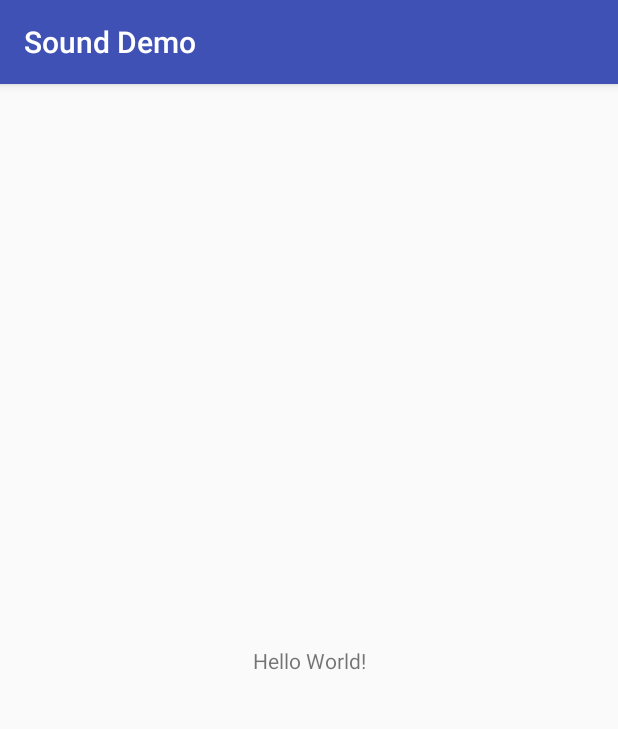
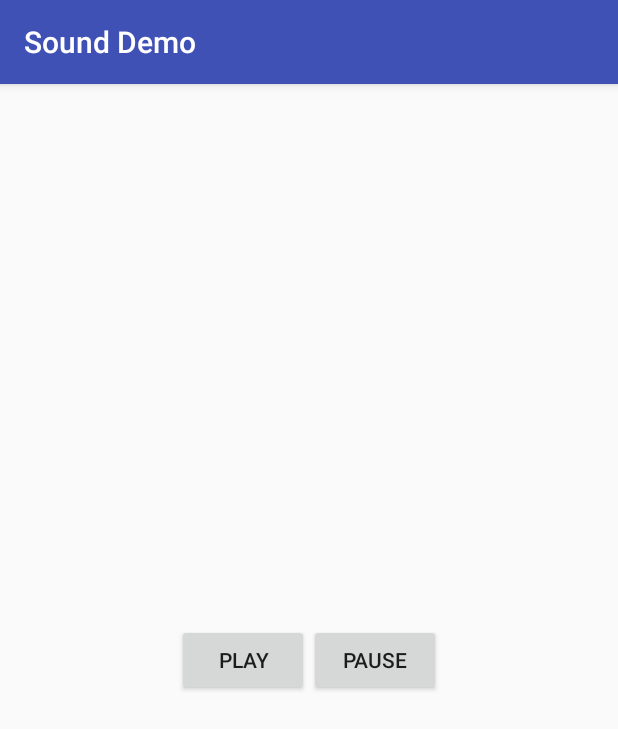
Before and after one commit to KaupoA/SoundDemo, an Android app: the screen it shows after launch (MainActivity), on a phone screen of 412 x 824 dp. Shown: the top 729 px of the screen. Run offline under Robolectric (Android 15) with nearby library versions, the phone set to English and light mode, and no system bars.

Commit message:
Play and Pause buttons

```diff
--- a/app/src/main/java/com/kast/sounddemo/MainActivity.java
+++ b/app/src/main/java/com/kast/sounddemo/MainActivity.java
@@ -1,13 +1,32 @@
 package com.kast.sounddemo;
 
+import android.media.MediaPlayer;
 import android.support.v7.app.AppCompatActivity;
 import android.os.Bundle;
+import android.view.View;
 
 public class MainActivity extends AppCompatActivity {
+
+    MediaPlayer mplayer;
+
+    public void playButton(View view) {
+
+        mplayer.start();
+
+    }
+
+    public void pauseButton(View view) {
+
+        mplayer.pause();
+
+    }
 
     @Override
     protected void onCreate(Bundle savedInstanceState) {
         super.onCreate(savedInstanceState);
         setContentView(R.layout.activity_main);
+
+        mplayer = MediaPlayer.create(this, R.raw.shotgun);
+
     }
 }
--- a/app/src/main/res/layout/activity_main.xml
+++ b/app/src/main/res/layout/activity_main.xml
@@ -1,18 +1,44 @@
 <?xml version="1.0" encoding="utf-8"?>
-<android.support.constraint.ConstraintLayout xmlns:android="http://schemas.android.com/apk/res/android"
+<android.widget.RelativeLayout xmlns:android="http://schemas.android.com/apk/res/android"
     xmlns:app="http://schemas.android.com/apk/res-auto"
     xmlns:tools="http://schemas.android.com/tools"
     android:layout_width="match_parent"
     android:layout_height="match_parent"
-    tools:context="com.kast.sounddemo.MainActivity">
+    tools:context="com.kast.sounddemo.MainActivity"
+    tools:layout_editor_absoluteY="81dp"
+    tools:layout_editor_absoluteX="0dp">
 
-    <TextView
+    <GridLayout
         android:layout_width="wrap_content"
         android:layout_height="wrap_content"
-        android:text="Hello World!"
-        app:layout_constraintBottom_toBottomOf="parent"
-        app:layout_constraintLeft_toLeftOf="parent"
-        app:layout_constraintRight_toRightOf="parent"
-        app:layout_constraintTop_toTopOf="parent" />
+        android:layout_centerVertical="true"
+        android:layout_centerHorizontal="true"
+        android:id="@+id/gridLayout">
 
-</android.support.constraint.ConstraintLayout>
+        <Button
+            android:id="@+id/button"
+            android:layout_width="wrap_content"
+            android:layout_height="wrap_content"
+            android:layout_alignParentBottom="true"
+            android:layout_toEndOf="@+id/button2"
+            android:layout_toRightOf="@+id/button2"
+            android:onClick="playButton"
+            android:text="Play"
+            tools:layout_editor_absoluteX="104dp"
+            tools:layout_editor_absoluteY="231dp" />
+
+        <Button
+            android:id="@+id/button2"
+            android:layout_width="wrap_content"
+            android:layout_height="wrap_content"
+            android:layout_alignBaseline="@+id/button"
+            android:layout_alignBottom="@+id/button"
+            android:layout_alignParentLeft="true"
+            android:layout_alignParentStart="true"
+            android:onClick="pauseButton"
+            android:text="Pause"
+            tools:layout_editor_absoluteX="192dp"
+            tools:layout_editor_absoluteY="231dp" />
+    </GridLayout>
+
+</android.widget.RelativeLayout>
```
Also changed, not shown: 1 other file.
